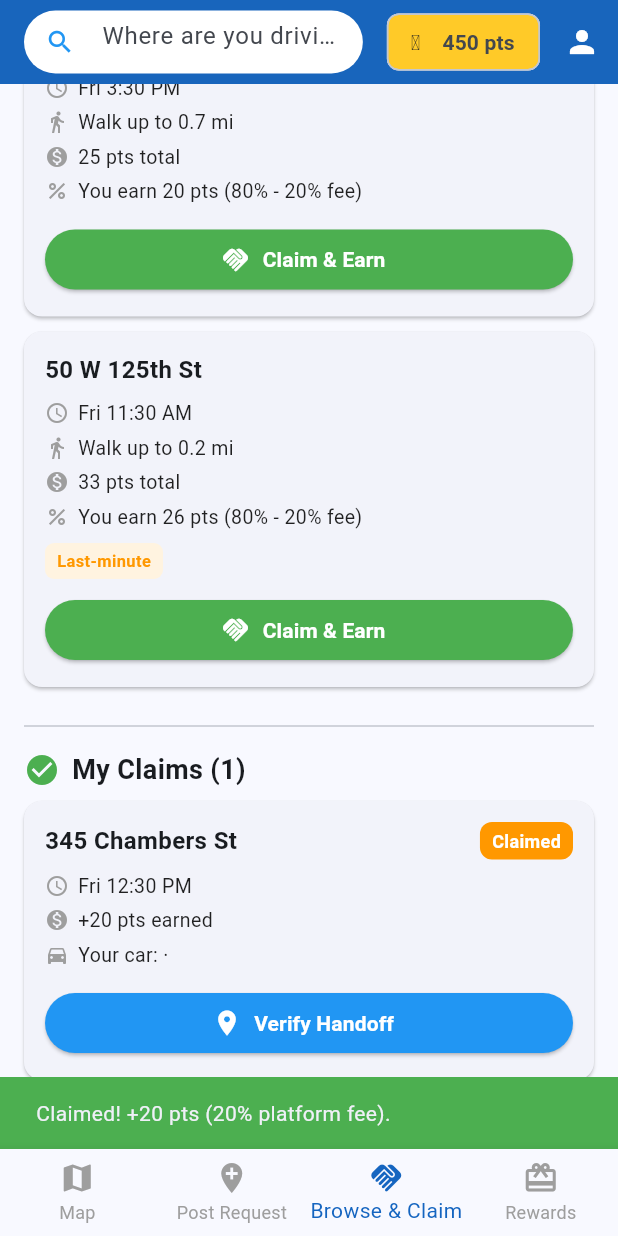
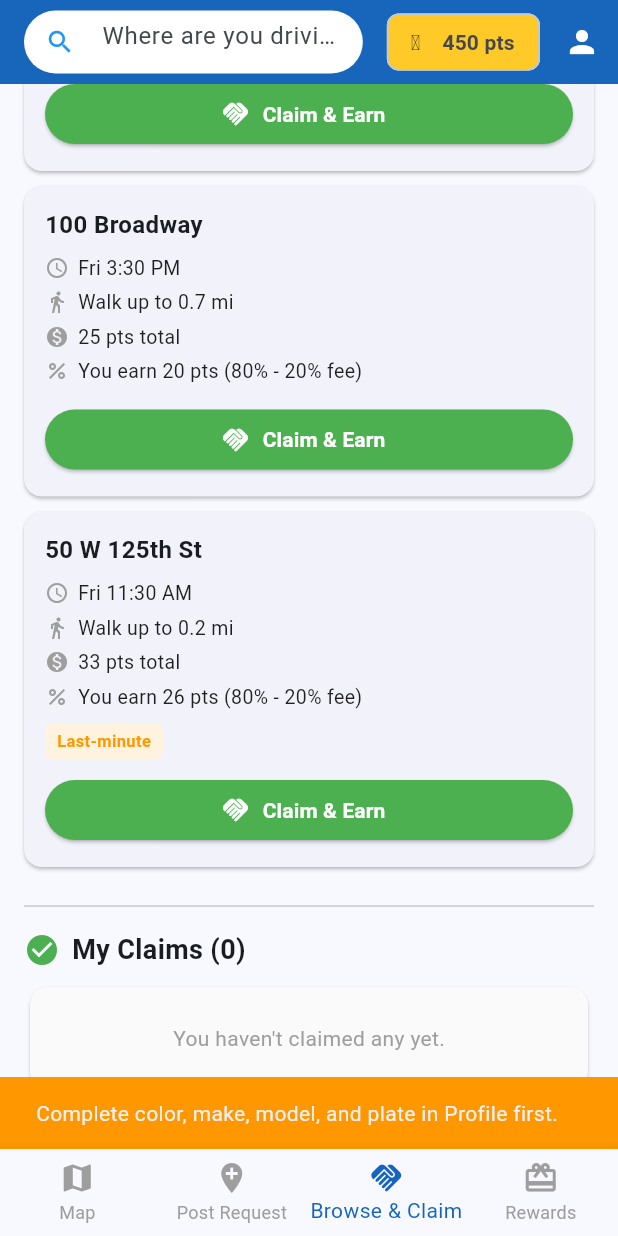
Before and after one commit to kalantry/spot-scout-public, a Flutter app: the screen it shows after launch, item 3 of the bottom bar chosen, scrolled down 199 dp, after a tap on "Claim & Earn", on a phone screen of 412 x 824 dp. Run offline on Flutter 3.47's test engine with Material 3 defaults, Android fonts, the phone set to English and light mode, and no system bars; our stand-ins replace flutter_map, latlong2.

Commit message:
Fix claim validation, timing logic, and rewards points sync
Co-authored-by: kalantry <92257638+kalantry@users.noreply.github.com>

```diff
--- a/spot_scout/lib/data.dart
+++ b/spot_scout/lib/data.dart
@@ -95,7 +95,25 @@ class AppData {
 
   // Combine car fields into one string like "Silver Toyota Camry · ABC-1234".
   String get carInfo {
-    return "$carColor $carMake $carModel · $carLicensePlate".trim();
+    List<String> vehicle = [
+      carColor.trim(),
+      carMake.trim(),
+      carModel.trim(),
+    ].where((part) => part.isNotEmpty).toList();
+    String plate = carLicensePlate.trim();
+
+    if (vehicle.isEmpty || plate.isEmpty) {
+      return "";
+    }
+
+    return "${vehicle.join(" ")} · $plate";
+  }
+
+  bool get hasCompleteCarInfo {
+    return carColor.trim().isNotEmpty &&
+        carMake.trim().isNotEmpty &&
+        carModel.trim().isNotEmpty &&
+        carLicensePlate.trim().isNotEmpty;
   }
 
   // -- Parking requests --
@@ -108,6 +126,7 @@ class AppData {
 
   // Fill with 3 sample requests for testing.
   void initMock() {
+    _requests.clear();
     _requests.add(ParkingRequest(
       id: "1",
       address: "345 Chambers St",
--- a/spot_scout/lib/screens/browse_screen.dart
+++ b/spot_scout/lib/screens/browse_screen.dart
@@ -54,7 +54,8 @@ class _BrowseScreenState extends State<BrowseScreen> {
     for (ParkingRequest r in all) {
       if (r.status == "open") {
         open.add(r);
-      } else if (r.status == "claimed" || r.status == "verified") {
+      } else if ((r.status == "claimed" || r.status == "verified") &&
+          r.claimedBy == "local") {
         mine.add(r);
       }
     }
@@ -130,18 +131,18 @@ class _BrowseScreenState extends State<BrowseScreen> {
 
   // Claim an open request.
   void _handleClaim(ParkingRequest request) {
-    String carInfo = AppData.instance.carInfo;
-    if (carInfo.isEmpty) {
+    AppData data = AppData.instance;
+    if (!data.hasCompleteCarInfo) {
       ScaffoldMessenger.of(context).showSnackBar(
         const SnackBar(
-          content: Text("Set your car info in Profile first."),
+          content: Text("Complete color, make, model, and plate in Profile first."),
           backgroundColor: Colors.orange,
         ),
       );
       return;
     }
 
-    String error = AppData.instance.claimRequest(request.id, carInfo);
+    String error = data.claimRequest(request.id, data.carInfo);
     if (error.isNotEmpty) {
       ScaffoldMessenger.of(context).showSnackBar(
         SnackBar(content: Text(error), backgroundColor: Colors.redAccent),
@@ -345,12 +346,11 @@ class _BrowseScreenState extends State<BrowseScreen> {
 
   // Format a DateTime into something like "Wed 2:30 PM".
   String _formatTime(DateTime dt) {
-    String hourString;
-    if (dt.hour > 12) {
-      hourString = "${dt.hour - 12}";
-    } else {
-      hourString = "${dt.hour}";
+    int hour12 = dt.hour % 12;
+    if (hour12 == 0) {
+      hour12 = 12;
     }
+    String hourString = "$hour12";
 
     String amPm = "AM";
     if (dt.hour >= 12) {
--- a/spot_scout/lib/screens/map_screen.dart
+++ b/spot_scout/lib/screens/map_screen.dart
@@ -267,12 +267,11 @@ class _MapScreenState extends State<MapScreen> {
   // Turn a DateTime into "Wed 2:30 PM".
   String _formatTime(DateTime dt) {
     // Convert hour to 12-hour format.
-    String hourString;
-    if (dt.hour > 12) {
-      hourString = "${dt.hour - 12}";
-    } else {
-      hourString = "${dt.hour}";
+    int hour12 = dt.hour % 12;
+    if (hour12 == 0) {
+      hour12 = 12;
     }
+    String hourString = "$hour12";
 
     // AM or PM.
     String amPm = "AM";
--- a/spot_scout/lib/screens/post_request_screen.dart
+++ b/spot_scout/lib/screens/post_request_screen.dart
@@ -29,8 +29,8 @@ class _PostRequestScreenState extends State<PostRequestScreen> {
 
   // How many minutes between now and the target time.
   int _minutesAway() {
-    Duration diff = DateTime.now().difference(_combined());
-    return diff.inMinutes.abs();
+    Duration diff = _combined().difference(DateTime.now());
+    return diff.inMinutes;
   }
 
   // Is the target between 30 minutes and 4 hours away?
@@ -41,7 +41,8 @@ class _PostRequestScreenState extends State<PostRequestScreen> {
 
   // Is the target less than 30 minutes away?
   bool _isTooSoon() {
-    return _minutesAway() < 30;
+    int mins = _minutesAway();
+    return mins >= 0 && mins < 30;
   }
 
   // Calculate how many points this request costs.
@@ -89,21 +90,23 @@ class _PostRequestScreenState extends State<PostRequestScreen> {
   // Check the form and post the request if everything is valid.
   void _handlePost() {
     String address = _addressCtrl.text.trim();
+    DateTime target = _combined();
+    int cost = _cost();
 
     if (address.isEmpty) {
       _showMessage("Please enter a street address.", Colors.redAccent);
       return;
     }
 
-    if (_combined().isBefore(DateTime.now())) {
+    if (target.isBefore(DateTime.now())) {
       _showMessage("Target time must be in the future.", Colors.redAccent);
       return;
     }
 
     AppData data = AppData.instance;
-    if (data.points < _cost()) {
+    if (data.points < cost) {
       _showMessage(
-          "Not enough points. You have ${data.points}, need ${_cost()}.",
+          "Not enough points. You have ${data.points}, need $cost.",
           Colors.redAccent);
       return;
     }
@@ -111,9 +114,9 @@ class _PostRequestScreenState extends State<PostRequestScreen> {
     ParkingRequest req = ParkingRequest(
       id: "",
       address: address,
-      targetTime: _combined(),
+      targetTime: target,
       walkDistance: _walkDistance,
-      pointsCost: _cost(),
+      pointsCost: cost,
       isLastMinute: _isLastMinute(),
       postedAt: DateTime.now(),
     );
@@ -123,7 +126,7 @@ class _PostRequestScreenState extends State<PostRequestScreen> {
     if (mounted) {
       setState(() {});
     }
-    _showMessage("Request posted for $address! Cost: ${_cost()} pts.", Colors.green);
+    _showMessage("Request posted for $address! Cost: $cost pts.", Colors.green);
   }
 
   // Show a small message at the bottom of the screen.
--- a/spot_scout/lib/screens/rewards_screen.dart
+++ b/spot_scout/lib/screens/rewards_screen.dart
@@ -1,5 +1,5 @@
 import 'package:flutter/material.dart';
-import 'package:flutter/widget_previews.dart';
+import '../data.dart';
 //yea
 
 //=========================================================
@@ -47,7 +47,6 @@ class _MyRewardsWidgetState extends State<MyRewardsWidget> {
   // USER DATA
   //=========================================================
 
-  int points = 3192; // var used for points summary
   int streak = 3;// var used for streak
 
   //=========================================================
@@ -170,6 +169,7 @@ class _MyRewardsWidgetState extends State<MyRewardsWidget> {
 
   @override
   Widget build(BuildContext context) {
+    AppData data = AppData.instance;
     // It is the method that creates and returns the user interface (UI) for that widget.
 
     return Scaffold(
@@ -255,7 +255,7 @@ class _MyRewardsWidgetState extends State<MyRewardsWidget> {
                       ),
                       const SizedBox(height: 10),
                       Text(
-                        "$points P",
+                        "${data.points} P",
                         style: const TextStyle(
                           color: Colors.white,
                           fontSize: 36,
@@ -445,6 +445,7 @@ class _MyRewardsWidgetState extends State<MyRewardsWidget> {
   Widget rewardCard({ // function that creates ui for each individual card
     required RewardItem reward,
   }) {
+    final int points = AppData.instance.points;
     final bool canRedeem = points >= reward.points && !reward.redeemed;
 
     return Card(
@@ -508,8 +509,7 @@ class _MyRewardsWidgetState extends State<MyRewardsWidget> {
               onPressed: canRedeem
                   ? () {
                       setState(() {
-                        points -= reward.points;  //subtract from user points
-
+                        AppData.instance.deductPoints(reward.points);
                         reward.redeemed = true;
                       });
 
@@ -580,17 +580,6 @@ class _MyRewardsWidgetState extends State<MyRewardsWidget> {
 
     super.dispose();
   }
-}
-//=========================================================
-// WIDGET PREVIEW
-//=========================================================
-
-@Preview()
-Widget myRewardsWidgetPreview() {
-  return const MaterialApp(
-    debugShowCheckedModeBanner: false,
-    home: MyRewardsWidget(),
-  );
 }
 
 // RewardItem is a custom class I made to create different rewards.
```
